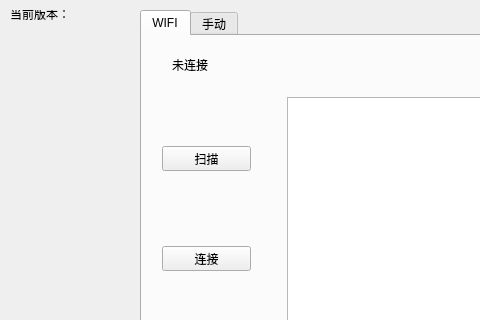
Above: cat/App/mainwindow.ui from lvxu2020/MyCat before the change; both pictures show x 0 to 480 and y 0 to 320 of the 800 by 480 pixel window. Below: the same form after it.
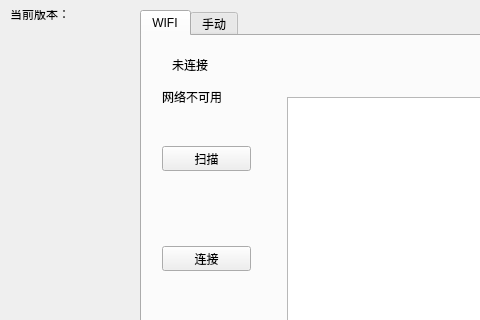
That is the form after the change.

What changed in the file:
```diff
--- a/cat/App/mainwindow.ui
+++ b/cat/App/mainwindow.ui
@@ -92,6 +92,19 @@
        <string/>
       </property>
      </widget>
+     <widget class="QLabel" name="netWork1">
+      <property name="geometry">
+       <rect>
+        <x>20</x>
+        <y>50</y>
+        <width>101</width>
+        <height>21</height>
+       </rect>
+      </property>
+      <property name="text">
+       <string>网络不可用</string>
+      </property>
+     </widget>
     </widget>
     <widget class="QWidget" name="manual">
      <attribute name="title">
```
